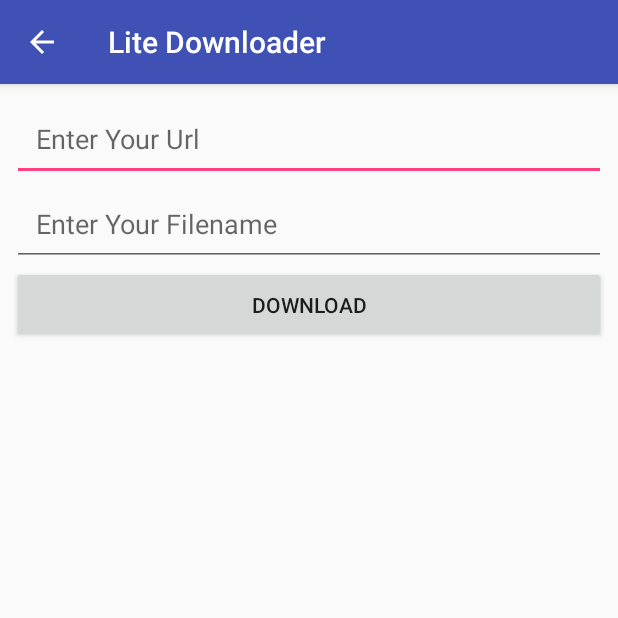
After one commit to rdas6313/LiteDownloader, an Android app: the addDownloadActivity screen opened directly, with no data from a screen before it, on a phone screen of 412 x 824 dp, the top half of it. The commit adds this screen. Run offline under Robolectric (Android 15) with nearby library versions, the phone set to English and light mode, and no system bars.

Commit message:
add download implemented(incomplete)

```diff
--- a/app/build.gradle
+++ b/app/build.gradle
@@ -24,11 +24,11 @@ dependencies {
     androidTestCompile('com.android.support.test.espresso:espresso-core:2.2.2', {
         exclude group: 'com.android.support', module: 'support-annotations'
     })
+    compile project(":litedownloaderapi")
+
     compile 'com.android.support:appcompat-v7:26.+'
     compile 'com.android.support.constraint:constraint-layout:1.0.2'
-    compile project(":litedownloaderapi")
     compile 'com.android.support:recyclerview-v7:26.+'
     compile 'com.android.support:design:26.+'
-
     testCompile 'junit:junit:4.12'
 }
--- /dev/null
+++ b/app/src/main/java/com/example/rdas6313/litedownloader/addDownloadActivity.java
@@ -0,0 +1,66 @@
+package com.example.rdas6313.litedownloader;
+
+import android.content.Intent;
+import android.os.Environment;
+import android.support.v7.app.ActionBar;
+import android.support.v7.app.AppCompatActivity;
+import android.os.Bundle;
+import android.text.TextUtils;
+import android.view.View;
+import android.widget.Button;
+import android.widget.EditText;
+
+import com.example.rdas6313.litedownloader.backgroundDownload.BackgroundDownloaderService;
+
+import org.w3c.dom.Text;
+
+public class addDownloadActivity extends AppCompatActivity implements View.OnClickListener {
+
+    private EditText urlView,filenameView;
+    private Button Btn;
+    @Override
+    protected void onCreate(Bundle savedInstanceState) {
+        super.onCreate(savedInstanceState);
+        setContentView(R.layout.activity_add_download);
+        ActionBar actionBar = getSupportActionBar();
+        if(actionBar != null)
+            actionBar.setDisplayHomeAsUpEnabled(true);
+        urlView = (EditText)findViewById(R.id.urlView);
+        filenameView = (EditText)findViewById(R.id.filenameView);
+        Btn = (Button)findViewById(R.id.downloadBtn);
+        Btn.setOnClickListener(this);
+    }
+
+    private boolean checkDataIfError(){
+        boolean isThereError = false;
+        String url = urlView.getText().toString();
+        String filename = filenameView.getText().toString();
+        if(TextUtils.isEmpty(url)) {
+            urlView.setError("This Field Can't be empty");
+            isThereError = true;
+        }
+        if(TextUtils.isEmpty(filename)) {
+            filenameView.setError("This Field Can't be empty");
+            isThereError = true;
+        }
+        return isThereError;
+    }
+
+    @Override
+    public void onClick(View v) {
+        if(checkDataIfError()){
+           return;
+        }
+        String url = urlView.getText().toString();
+        String filename = filenameView.getText().toString();
+        String save_uri = Environment.getExternalStoragePublicDirectory(Environment.DIRECTORY_DOWNLOADS).getAbsolutePath();
+        Bundle bundle = new Bundle();
+        bundle.putString(Utilities.DOWNLOAD_FILENAME,filename);
+        bundle.putString(Utilities.DOWNLOAD_URL,url);
+        bundle.putString(Utilities.SAVE_DOWNLOAD_URI,save_uri);
+        Intent intent = new Intent(this, BackgroundDownloaderService.class);
+        intent.putExtras(bundle);
+        startService(intent);
+        finish();
+    }
+}
--- /dev/null
+++ b/app/src/main/res/layout/activity_add_download.xml
@@ -0,0 +1,28 @@
+<?xml version="1.0" encoding="utf-8"?>
+<LinearLayout xmlns:android="http://schemas.android.com/apk/res/android"
+    xmlns:app="http://schemas.android.com/apk/res-auto"
+    xmlns:tools="http://schemas.android.com/tools"
+    android:layout_width="match_parent"
+    android:layout_height="match_parent"
+    android:orientation="vertical"
+    android:layout_margin="8dp"
+    tools:context="com.example.rdas6313.litedownloader.data.AddDownloadActivity">
+    <EditText
+        android:layout_width="match_parent"
+        android:layout_height="wrap_content"
+        android:hint="Enter Your Url"
+        android:padding="16dp"
+        android:id="@+id/urlView"/>
+    <EditText
+        android:layout_width="match_parent"
+        android:layout_height="wrap_content"
+        android:hint="Enter Your Filename"
+        android:padding="16dp"
+        android:id="@+id/filenameView"/>
+    <Button
+        android:id="@+id/downloadBtn"
+        android:layout_width="match_parent"
+        android:layout_height="wrap_content"
+        android:text="Download"
+        android:padding="16dp"/>
+</LinearLayout>
```
Also changed, not shown: app/src/main/AndroidManifest.xml (+16 -5 lines), app/src/main/java/com/example/rdas6313/litedownloader/MainActivity.java (+15 -4 lines), app/src/main/java/com/example/rdas6313/litedownloader/Utilities.java (added, +11 -0 lines), app/src/main/java/com/example/rdas6313/litedownloader/backgroundDownload/BackgroundDownloaderService.java (+14 -3 lines), app/src/main/res/layout/activity_main.xml (+15 -4 lines), app/src/main/res/drawable-hdpi/ic_add_white_24dp.png (added), app/src/main/res/drawable-mdpi/ic_add_white_24dp.png (added), app/src/main/res/drawable-xhdpi/ic_add_white_24dp.png (added), app/src/main/res/drawable-xxhdpi/ic_add_white_24dp.png (added), app/src/main/res/drawable-xxxhdpi/ic_add_white_24dp.png (added).
